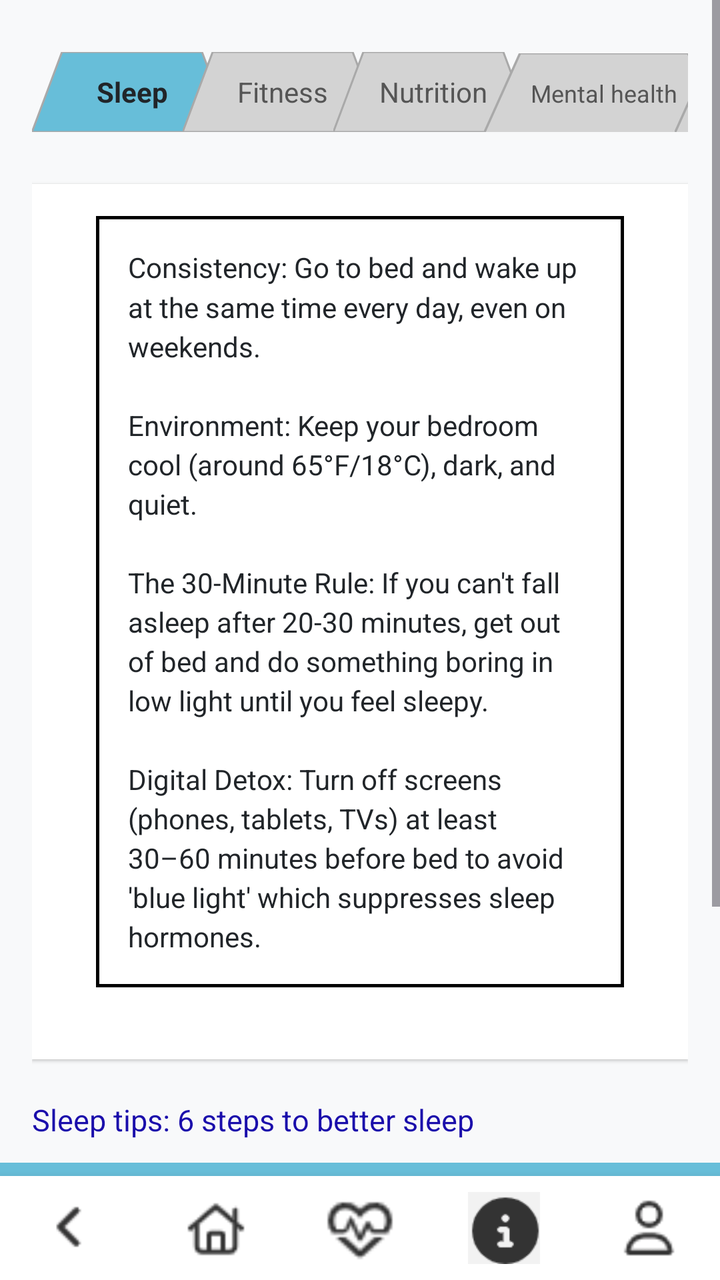
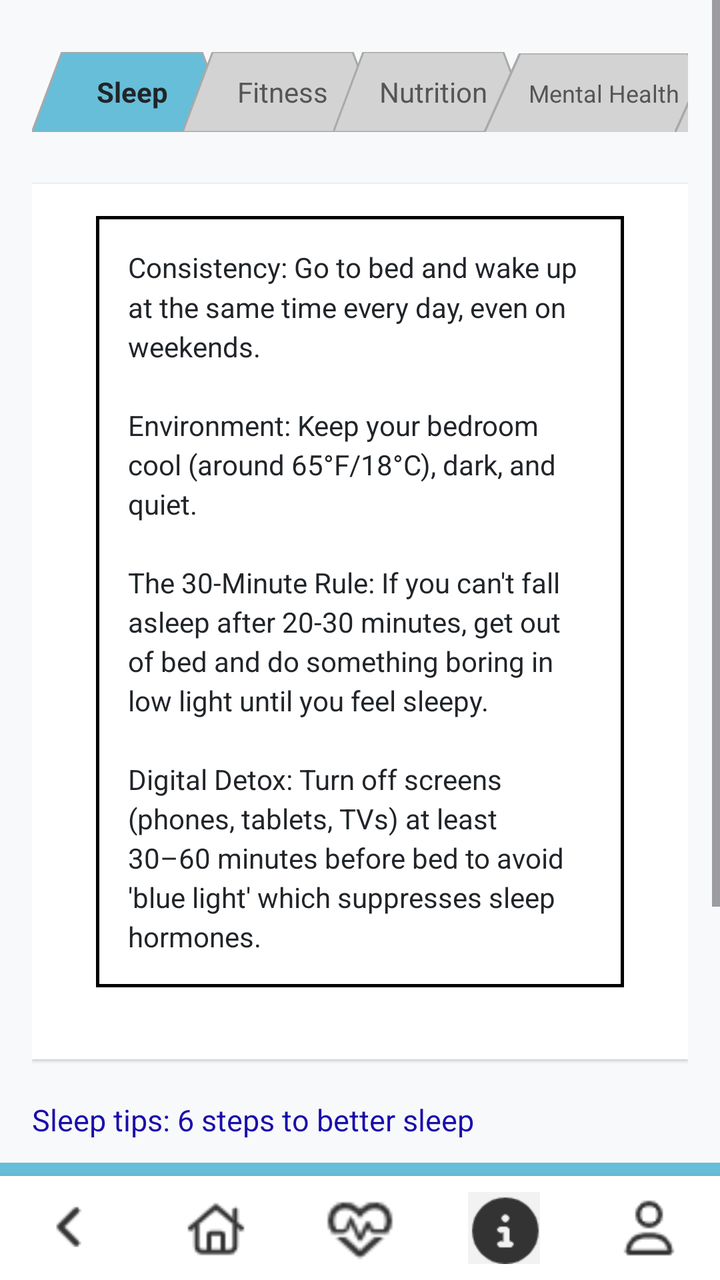

An Android layout rendered at two revisions. The XML below is the earlier revision; the diff shows what the commit changed to produce the second picture.
<!-- AndroidManifest.xml: application theme Theme.MAG01Y26 -->
<!-- res/layout/activity_sleep_info.xml -->
<?xml version="1.0" encoding="utf-8"?>
<RelativeLayout xmlns:android="http://schemas.android.com/apk/res/android"
    xmlns:app="http://schemas.android.com/apk/res-auto"
    android:layout_width="match_parent"
    android:layout_height="match_parent"
    android:background="#F8F9FA"
    android:fitsSystemWindows="true">

    <ScrollView
        android:layout_width="match_parent"
        android:layout_height="match_parent"
        android:layout_above="@id/bottomNavigationBar"
        android:fillViewport="true">

        <LinearLayout
            android:layout_width="match_parent"
            android:layout_height="wrap_content"
            android:orientation="vertical"
            android:padding="16dp">

            <HorizontalScrollView
                android:layout_width="match_parent"
                android:layout_height="wrap_content"
                android:scrollbars="none"
                android:layout_marginBottom="16dp">

                <LinearLayout
                    android:layout_width="match_parent"
                    android:layout_height="wrap_content"
                    android:orientation="horizontal"
                    android:gravity="center_horizontal"
                    android:paddingTop="10dp"
                    android:paddingBottom="10dp">


                    <TextView
                        android:id="@+id/btn_sleep"
                        android:layout_width="100dp"
                        android:layout_height="40dp"
                        android:text="Sleep"
                        android:textColor="#212529"
                        android:textStyle="bold"
                        android:gravity="center"
                        android:background="@drawable/tab_style_selected" />


                    <TextView
                        android:id="@+id/btn_fitness"
                        android:layout_width="100dp"
                        android:layout_height="40dp"
                        android:layout_marginLeft="-25dp"
                        android:text="Fitness"
                        android:textColor="#555555"
                        android:gravity="center"
                        android:background="@drawable/tab_gray" />


                    <TextView
                        android:id="@+id/btn_nutrition"
                        android:layout_width="100dp"
                        android:layout_height="40dp"
                        android:layout_marginLeft="-25dp"
                        android:text="Nutrition"
                        android:textColor="#555555"
                        android:gravity="center"
                        android:background="@drawable/tab_gray" />


                    <TextView
                        android:id="@+id/btn_mental_health"
                        android:layout_width="120dp"
                        android:layout_height="40dp"
                        android:layout_marginLeft="-25dp"
                        android:text="Mental health"
                        android:textColor="#555555"
                        android:gravity="center"
                        android:textSize="12sp"
                        android:background="@drawable/tab_gray" />


                    <TextView
                        android:id="@+id/btn_smoking"
                        android:layout_width="120dp"
                        android:layout_height="40dp"
                        android:layout_marginLeft="-25dp"
                        android:text="Smoking"
                        android:textColor="#555555"
                        android:gravity="center"
                        android:textSize="12sp"
                        android:background="@drawable/tab_gray" />


                    <TextView
                        android:id="@+id/btn_alcohol"
                        android:layout_width="120dp"
                        android:layout_height="40dp"
                        android:layout_marginLeft="-25dp"
                        android:text="Alcohol"
                        android:textColor="#555555"
                        android:gravity="center"
                        android:textSize="12sp"
                        android:background="@drawable/tab_gray" />

                </LinearLayout>
            </HorizontalScrollView>


            <LinearLayout
                android:layout_width="match_parent"
                android:layout_height="wrap_content"
                android:orientation="vertical"
                android:background="@android:color/white"
                android:padding="16dp"
                android:elevation="1dp"
                android:layout_marginBottom="20dp">

                <com.google.android.material.card.MaterialCardView
                    android:layout_width="match_parent"
                    android:layout_height="wrap_content"
                    android:layout_marginLeft="16dp"
                    android:layout_marginRight="16dp"
                    android:layout_marginBottom="20dp"
                    app:cardBackgroundColor="@android:color/white"
                    app:cardCornerRadius="0dp"
                    app:cardElevation="0dp"
                    app:strokeColor="@android:color/black"
                    app:strokeWidth="1.5dp">

                    <TextView
                        android:layout_width="match_parent"
                        android:layout_height="wrap_content"
                        android:text="Consistency: Go to bed and wake up at the same time every day, even on weekends.\n\nEnvironment: Keep your bedroom cool (around 65°F/18°C), dark, and quiet.\n\nThe 30-Minute Rule: If you can't fall asleep after 20-30 minutes, get out of bed and do something boring in low light until you feel sleepy.\n\nDigital Detox: Turn off screens (phones, tablets, TVs) at least 30–60 minutes before bed to avoid 'blue light' which suppresses sleep hormones."
                        android:textColor="#212529"
                        android:textSize="14sp"
                        android:lineSpacingMultiplier="1.2"
                        android:padding="16dp" />

                </com.google.android.material.card.MaterialCardView>
            </LinearLayout>


            <TextView
                android:id="@+id/link1"
                android:layout_width="match_parent"
                android:layout_height="wrap_content"
                android:text="Sleep tips: 6 steps to better sleep"
                android:textColor="#1A0DAB"
                android:textSize="15sp"
                android:autoLink="all"
                android:layout_marginBottom="12dp" />

            <TextView
                android:id="@+id/link2"
                android:layout_width="match_parent"
                android:layout_height="wrap_content"
                android:text="Mastering Sleep Hygiene: Your Path to Quality Sleep"
                android:textColor="#1A0DAB"
                android:textSize="15sp"
                android:layout_marginBottom="12dp" />

            <TextView
                android:id="@+id/link3"
                android:layout_width="match_parent"
                android:layout_height="wrap_content"
                android:text="Fall asleep faster and sleep better"
                android:textColor="#1A0DAB"
                android:textSize="15sp"
                android:layout_marginBottom="12dp" />

            <TextView
                android:id="@+id/link4"
                android:layout_width="match_parent"
                android:layout_height="wrap_content"
                android:text="20 Tips for Better Sleep When You Have Insomnia"
                android:textColor="#1A0DAB"
                android:textSize="15sp"
                android:layout_marginBottom="12dp" />

            <TextView
                android:id="@+id/link5"
                android:layout_width="match_parent"
                android:layout_height="wrap_content"
                android:text="The Harvard Sleep Trick"
                android:textColor="#1A0DAB"
                android:textSize="15sp"
                android:layout_marginBottom="12dp" />
        </LinearLayout>
    </ScrollView>

    <include layout="@layout/layout_blue_divider" />
    <LinearLayout
        android:id="@+id/bottomNavigationBar"
        android:layout_width="match_parent"
        android:layout_height="wrap_content"
        android:layout_alignParentBottom="true"
        android:orientation="horizontal"
        android:background="#FFFFFF"
        android:paddingTop="8dp"
        android:paddingBottom="8dp"
        android:elevation="8dp"
        android:weightSum="5">

        <ImageView
            android:id="@+id/btnBack"
            android:layout_width="0dp"
            android:layout_height="36dp"
            android:layout_weight="1"
            android:src="@drawable/ic_back"
            android:contentDescription="Back" />

        <ImageView
            android:id="@+id/btnHome"
            android:layout_width="0dp"
            android:layout_height="36dp"
            android:layout_weight="1"
            android:src="@drawable/ic_home"
            android:contentDescription="Home" />

        <ImageView
            android:id="@+id/btnHeart"
            android:layout_width="0dp"
            android:layout_height="36dp"
            android:layout_weight="1"
            android:src="@drawable/ic_simulation"
            android:contentDescription="Simulation" />

        <ImageView
            android:id="@+id/btnInfo"
            android:layout_width="0dp"
            android:layout_height="36dp"
            android:layout_weight="1"
            android:src="@drawable/ic_info_selected"
            android:contentDescription="Info" />

        <ImageView
            android:id="@+id/btnProfile"
            android:layout_width="0dp"
            android:layout_height="36dp"
            android:layout_weight="1"
            android:src="@drawable/ic_profile"
            android:contentDescription="Profile" />
    </LinearLayout>

</RelativeLayout>
<!-- res/layout/layout_blue_divider.xml (included above) -->
<?xml version="1.0" encoding="utf-8"?>
<View xmlns:android="http://schemas.android.com/apk/res/android"
    android:layout_width="match_parent"
    android:layout_height="20px"
    android:background="#67bed9"
    android:layout_above="@id/bottomNavigationBar" />
<!-- resources referenced by this layout -->
<resources>
  <!-- drawable ic_back: png bitmap (drawable, 230 bytes) -->
  <!-- drawable ic_home: png bitmap (drawable, 536 bytes) -->
  <!-- drawable ic_info_selected: png bitmap (drawable, 826 bytes) -->
  <!-- drawable ic_profile: png bitmap (drawable, 459 bytes) -->
  <!-- drawable ic_simulation: png bitmap (drawable, 723 bytes) -->
  <!-- drawable tab_gray (drawable) -->
  <?xml version="1.0" encoding="utf-8"?>
  <vector xmlns:android="http://schemas.android.com/apk/res/android"
      android:width="100dp"
      android:height="40dp"
      android:viewportWidth="100"
      android:viewportHeight="40">
  
      <path
          android:fillColor="#D3D3D3"
          android:strokeColor="#A9A9A9"
          android:strokeWidth="1"
          android:pathData="M 0,40 L 15,0 L 85,0 L 100,40 Z" />
  </vector>
  <!-- drawable tab_style_selected (drawable) -->
  <?xml version="1.0" encoding="utf-8"?>
  <vector xmlns:android="http://schemas.android.com/apk/res/android"
      android:width="100dp"
      android:height="40dp"
      android:viewportWidth="100"
      android:viewportHeight="40">
      <path
          android:fillColor="#67bed9"
          android:strokeColor="#A9A9A9"
          android:strokeWidth="1"
          android:pathData="M 0,40 L 15,0 L 85,0 L 100,40 Z" />
  </vector>
  <style name="Theme.MAG01Y26" parent="Base.Theme.MAG01Y26" />
  <style name="Base.Theme.MAG01Y26" parent="Theme.Material3.DayNight.NoActionBar">
          
          
      </style>
</resources>

<!-- the commit's change to res/layout/activity_sleep_info.xml (unified diff, before → after) -->
@@ -4,7 +4,8 @@
     android:layout_width="match_parent"
     android:layout_height="match_parent"
     android:background="#F8F9FA"
-    android:fitsSystemWindows="true">
+    android:fitsSystemWindows="true"
+    android:id="@+id/sleepXML">
 
     <ScrollView
         android:layout_width="match_parent"
@@ -37,7 +38,7 @@
                         android:id="@+id/btn_sleep"
                         android:layout_width="100dp"
                         android:layout_height="40dp"
-                        android:text="Sleep"
+                        android:text="@string/Sleep"
                         android:textColor="#212529"
                         android:textStyle="bold"
                         android:gravity="center"
@@ -49,7 +50,7 @@
                         android:layout_width="100dp"
                         android:layout_height="40dp"
                         android:layout_marginLeft="-25dp"
-                        android:text="Fitness"
+                        android:text="@string/Fitness"
                         android:textColor="#555555"
                         android:gravity="center"
                         android:background="@drawable/tab_gray" />
@@ -60,7 +61,7 @@
                         android:layout_width="100dp"
                         android:layout_height="40dp"
                         android:layout_marginLeft="-25dp"
-                        android:text="Nutrition"
+                        android:text="@string/Nutrition"
                         android:textColor="#555555"
                         android:gravity="center"
                         android:background="@drawable/tab_gray" />
@@ -71,7 +72,7 @@
                         android:layout_width="120dp"
                         android:layout_height="40dp"
                         android:layout_marginLeft="-25dp"
-                        android:text="Mental health"
+                        android:text="@string/Mental_Health"
                         android:textColor="#555555"
                         android:gravity="center"
                         android:textSize="12sp"
@@ -83,7 +84,7 @@
                         android:layout_width="120dp"
                         android:layout_height="40dp"
                         android:layout_marginLeft="-25dp"
-                        android:text="Smoking"
+                        android:text="@string/Smoking_tab"
                         android:textColor="#555555"
                         android:gravity="center"
                         android:textSize="12sp"
@@ -95,7 +96,7 @@
                         android:layout_width="120dp"
                         android:layout_height="40dp"
                         android:layout_marginLeft="-25dp"
-                        android:text="Alcohol"
+                        android:text="@string/Alcohol"
                         android:textColor="#555555"
                         android:gravity="center"
                         android:textSize="12sp"
@@ -129,11 +130,11 @@
                     <TextView
                         android:layout_width="match_parent"
                         android:layout_height="wrap_content"
-                        android:text="Consistency: Go to bed and wake up at the same time every day, even on weekends.\n\nEnvironment: Keep your bedroom cool (around 65°F/18°C), dark, and quiet.\n\nThe 30-Minute Rule: If you can't fall asleep after 20-30 minutes, get out of bed and do something boring in low light until you feel sleepy.\n\nDigital Detox: Turn off screens (phones, tablets, TVs) at least 30–60 minutes before bed to avoid 'blue light' which suppresses sleep hormones."
+                        android:lineSpacingMultiplier="1.2"
+                        android:padding="16dp"
+                        android:text="@string/Sleep_info"
                         android:textColor="#212529"
-                        android:textSize="14sp"
-                        android:lineSpacingMultiplier="1.2"
-                        android:padding="16dp" />
+                        android:textSize="14sp" />
 
                 </com.google.android.material.card.MaterialCardView>
             </LinearLayout>
@@ -143,7 +144,7 @@
                 android:id="@+id/link1"
                 android:layout_width="match_parent"
                 android:layout_height="wrap_content"
-                android:text="Sleep tips: 6 steps to better sleep"
+                android:text="@string/Sleep_tips"
                 android:textColor="#1A0DAB"
                 android:textSize="15sp"
                 android:autoLink="all"
@@ -153,7 +154,7 @@
                 android:id="@+id/link2"
                 android:layout_width="match_parent"
                 android:layout_height="wrap_content"
-                android:text="Mastering Sleep Hygiene: Your Path to Quality Sleep"
+                android:text="@string/Mastering_Sleep"
                 android:textColor="#1A0DAB"
                 android:textSize="15sp"
                 android:layout_marginBottom="12dp" />
@@ -162,7 +163,7 @@
                 android:id="@+id/link3"
                 android:layout_width="match_parent"
                 android:layout_height="wrap_content"
-                android:text="Fall asleep faster and sleep better"
+                android:text="@string/Fall_asleep"
                 android:textColor="#1A0DAB"
                 android:textSize="15sp"
                 android:layout_marginBottom="12dp" />
@@ -171,7 +172,7 @@
                 android:id="@+id/link4"
                 android:layout_width="match_parent"
                 android:layout_height="wrap_content"
-                android:text="20 Tips for Better Sleep When You Have Insomnia"
+                android:text="@string/Insomnia"
                 android:textColor="#1A0DAB"
                 android:textSize="15sp"
                 android:layout_marginBottom="12dp" />
@@ -180,7 +181,7 @@
                 android:id="@+id/link5"
                 android:layout_width="match_parent"
                 android:layout_height="wrap_content"
-                android:text="The Harvard Sleep Trick"
+                android:text="@string/Harvard_Sleep_Trick"
                 android:textColor="#1A0DAB"
                 android:textSize="15sp"
                 android:layout_marginBottom="12dp" />
<!-- resource entries referenced after the edit -->
@@ -32,6 +32,18 @@
           android:strokeWidth="1"
           android:pathData="M 0,40 L 15,0 L 85,0 L 100,40 Z" />
   </vector>
+  <string name="Alcohol">Alcohol</string>
+  <string name="Fall_asleep">Fall asleep faster and sleep better</string>
+  <string name="Fitness">Fitness</string>
+  <string name="Harvard_Sleep_Trick">The Harvard Sleep Trick</string>
+  <string name="Insomnia">20 Tips for Better Sleep When You Have Insomnia</string>
+  <string name="Mastering_Sleep">Mastering Sleep Hygiene: Your Path to Quality Sleep</string>
+  <string name="Mental_Health">Mental Health</string>
+  <string name="Nutrition">Nutrition</string>
+  <string name="Sleep">Sleep</string>
+  <string name="Sleep_info">Consistency: Go to bed and wake up at the same time every day, even on weekends.\n\nEnvironment: Keep your bedroom cool (around 65°F/18°C), dark, and quiet.\n\nThe 30-Minute Rule: If you can\'t fall asleep after 20-30 minutes, get out of bed and do something boring in low light until you feel sleepy.\n\nDigital Detox: Turn off screens (phones, tablets, TVs) at least 30–60 minutes before bed to avoid \'blue light\' which suppresses sleep hormones.</string>
+  <string name="Sleep_tips">Sleep tips: 6 steps to better sleep</string>
+  <string name="Smoking_tab">Smoking</string>
   <style name="Theme.MAG01Y26" parent="Base.Theme.MAG01Y26" />
   <style name="Base.Theme.MAG01Y26" parent="Theme.Material3.DayNight.NoActionBar">
           
